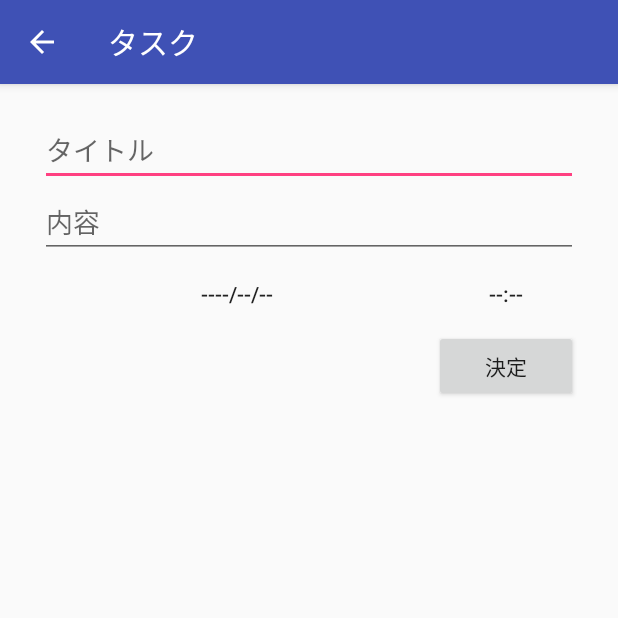
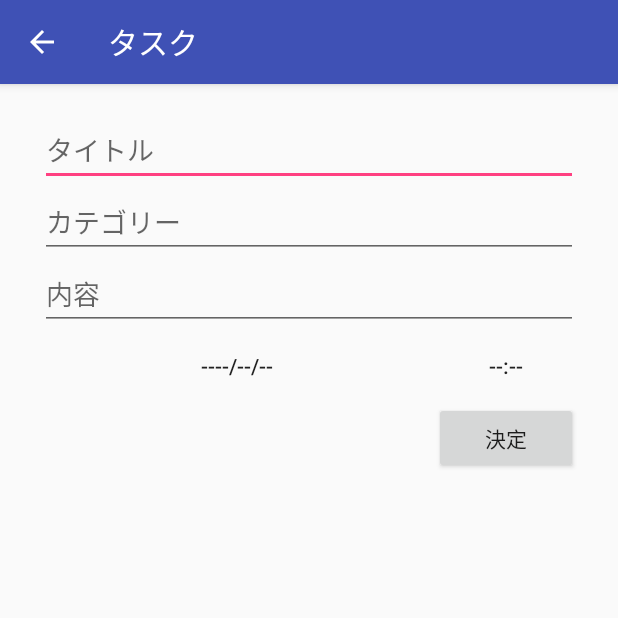
Before and after one commit to shinooo/TaskApp, an Android app: the screen it shows after launch (InputActivity), after a tap on an icon or button, on a phone screen of 412 x 824 dp, the top half of it. Run offline under Robolectric (Android 15) with nearby library versions, the phone set to English and light mode, and no system bars; libraries missing offline, so code that uses them is left out: io.realm; 10 statements that could not run were skipped.

Commit message:
Lesson6 課題

```diff
--- a/app/src/main/java/jp/techacademy/shino/oomori/taskapp/InputActivity.java
+++ b/app/src/main/java/jp/techacademy/shino/oomori/taskapp/InputActivity.java
@@ -25,7 +25,7 @@ public class InputActivity extends AppCompatActivity {
 
     private int mYear, mMonth, mDay, mHour, mMinute;
     private Button mDateButton, mTimeButton;
-    private EditText mTitleEdit, mContentEdit;
+    private EditText mTitleEdit, mContentEdit, mCategoryEdit;
     private Task mTask;
     private View.OnClickListener mOnDateClickListener = new View.OnClickListener() {
         @Override
@@ -76,7 +76,6 @@ public class InputActivity extends AppCompatActivity {
         setContentView(R.layout.activity_input);
 
         // ActionBarを設定する
-        // TODO : ツールバーとは？
         Toolbar toolbar = (Toolbar) findViewById(R.id.toolbar);
         setSupportActionBar(toolbar);
         if (getSupportActionBar() != null) {
@@ -91,6 +90,7 @@ public class InputActivity extends AppCompatActivity {
         findViewById(R.id.done_button).setOnClickListener(mOnDoneClickListener);
         mTitleEdit = (EditText)findViewById(R.id.title_edit_text);
         mContentEdit = (EditText)findViewById(R.id.content_edit_text);
+        mCategoryEdit = (EditText)findViewById(R.id.category_edit_text);
 
         // EXTRA_TASK から Task の id を取得して、 id から Task のインスタンスを取得する
         Intent intent = getIntent();
@@ -111,6 +111,7 @@ public class InputActivity extends AppCompatActivity {
             // 更新の場合
             mTitleEdit.setText(mTask.getTitle());
             mContentEdit.setText(mTask.getContents());
+            mCategoryEdit.setText(mTask.getCategory());
 
             Calendar calendar = Calendar.getInstance();
             calendar.setTime(mTask.getDate());
@@ -150,12 +151,14 @@ public class InputActivity extends AppCompatActivity {
 
         String title = mTitleEdit.getText().toString();
         String content = mContentEdit.getText().toString();
+        String category = mCategoryEdit.getText().toString();
 
         mTask.setTitle(title);
         mTask.setContents(content);
         GregorianCalendar calendar = new GregorianCalendar(mYear,mMonth,mDay,mHour,mMinute);
         Date date = calendar.getTime();
         mTask.setDate(date);
+        mTask.setCategory(category);
 
         realm.copyToRealmOrUpdate(mTask);
         realm.commitTransaction();
--- a/app/src/main/java/jp/techacademy/shino/oomori/taskapp/MainActivity.java
+++ b/app/src/main/java/jp/techacademy/shino/oomori/taskapp/MainActivity.java
@@ -15,6 +15,7 @@ import android.view.View;
 import android.view.Menu;
 import android.view.MenuItem;
 import android.widget.AdapterView;
+import android.widget.EditText;
 import android.widget.ListView;
 
 import java.util.ArrayList;
@@ -33,17 +34,30 @@ public class MainActivity extends AppCompatActivity {
     private RealmChangeListener mRealmListener = new RealmChangeListener() {
         @Override
         public void onChange(Object element) {
-            reloadListView();
+            reloadListView("");
         }
     };
 
     private ListView mListView;
     private TaskAdapter mTaskAdapter;
+    private EditText mSelectCategory;
+
+    private View.OnClickListener mOnSearchClickListener = new View.OnClickListener() {
+        @Override
+        public void onClick(View v) {
+            // search
+            String selectCategory = mSelectCategory.getText().toString();
+            reloadListView(selectCategory);
+        }
+    };
 
     @Override
     protected void onCreate(Bundle savedInstanceState) {
         super.onCreate(savedInstanceState);
         setContentView(R.layout.activity_main);
+
+        mSelectCategory = (EditText)findViewById(R.id.category_search_text);
+        findViewById(R.id.search_button).setOnClickListener(mOnSearchClickListener);
 
         //FloatingActionButtonをタップした時の処理を修正。
         // Realmの設定。
@@ -114,7 +128,7 @@ public class MainActivity extends AppCompatActivity {
                         AlarmManager alarmManager = (AlarmManager) getSystemService(ALARM_SERVICE);
                         alarmManager.cancel(resultPendingIntent);
 
-                        reloadListView();
+                        reloadListView("");
                     }
                 });
                 builder.setNegativeButton("CANCEL", null);
@@ -126,14 +140,18 @@ public class MainActivity extends AppCompatActivity {
             }
         });
 
-        reloadListView();
+        reloadListView("");
     }
 
     //ListViewの更新
-    private void reloadListView() {
-
+    private void reloadListView(String selectCategory) {
+        RealmResults<Task> taskRealmResults;
         // Realmデータベースから、「全てのデータを取得して新しい日時順に並べた結果」を取得
-        RealmResults<Task> taskRealmResults = mRealm.where(Task.class).findAllSorted("date", Sort.DESCENDING);
+        if(selectCategory.equals("")) {
+            taskRealmResults = mRealm.where(Task.class).findAllSorted("date", Sort.DESCENDING);
+        }else {
+            taskRealmResults = mRealm.where(Task.class).equalTo("category", selectCategory).findAllSorted("date", Sort.DESCENDING);
+        }
         // 上記の結果を、TaskList としてセットする
         mTaskAdapter.setTaskList((ArrayList<Task>) mRealm.copyFromRealm(taskRealmResults));
         // TaskのListView用のアダプタに渡す
--- a/app/src/main/java/jp/techacademy/shino/oomori/taskapp/TaskAdapter.java
+++ b/app/src/main/java/jp/techacademy/shino/oomori/taskapp/TaskAdapter.java
@@ -66,7 +66,8 @@ public class TaskAdapter extends BaseAdapter {
         textView1.setText(mTaskArrayList.get(position).getTitle());
         SimpleDateFormat simpleDateFormat = new SimpleDateFormat("yyyy-MM-dd HH:mm", Locale.JAPANESE);
         Date date = mTaskArrayList.get(position).getDate();
-        textView2.setText(simpleDateFormat.format(date));
+        String category = mTaskArrayList.get(position).getCategory();
+        textView2.setText(simpleDateFormat.format(date) + "  " + category);
 
         return convertView;
     }
--- a/app/src/main/res/layout/content_input.xml
+++ b/app/src/main/res/layout/content_input.xml
@@ -19,10 +19,16 @@
         android:layout_height="wrap_content"
         android:hint="タイトル" />
     <EditText
+        android:id="@+id/category_edit_text"
+        android:layout_width="match_parent"
+        android:layout_height="wrap_content"
+        android:layout_below="@id/title_edit_text"
+        android:hint="カテゴリー" />
+    <EditText
         android:id="@+id/content_edit_text"
         android:layout_width="match_parent"
         android:layout_height="wrap_content"
-        android:layout_below="@id/title_edit_text"
+        android:layout_below="@id/category_edit_text"
         android:hint="内容" />
     <Button
         android:id="@+id/date_button"
```
Also changed, not shown: app/src/main/java/jp/techacademy/shino/oomori/taskapp/Task.java (+9 -0 lines), app/src/main/res/layout/activity_main.xml (+20 -2 lines).
